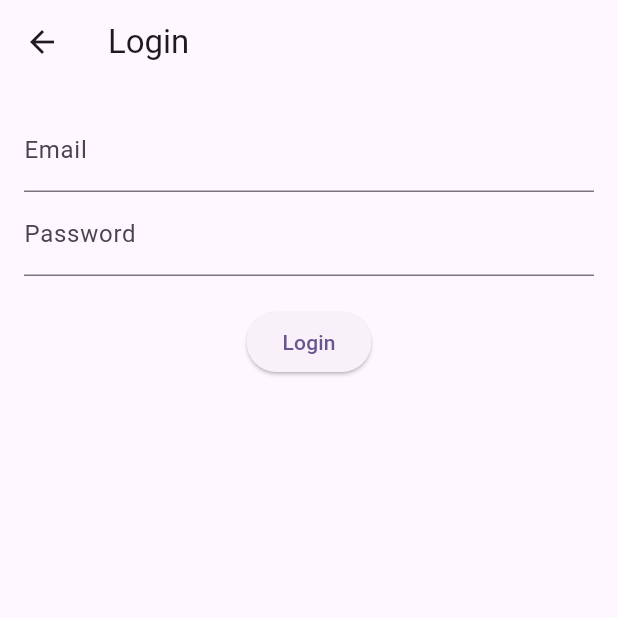
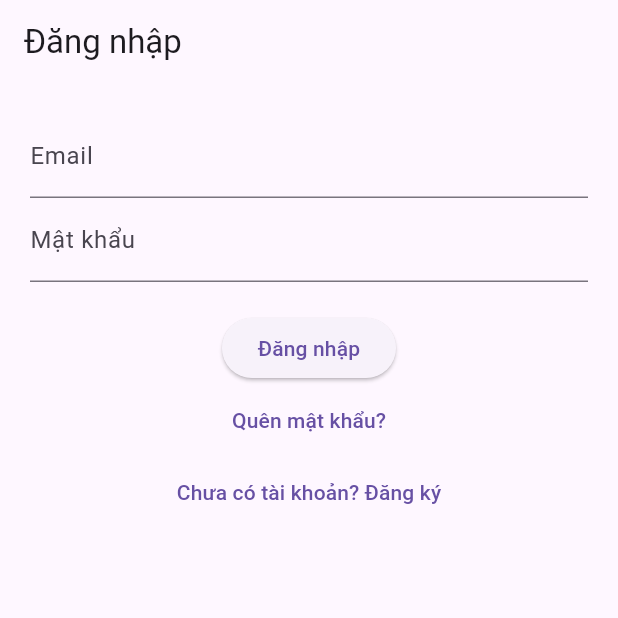
Before and after one commit to Binh1012/E-Learning-Mobile, a Flutter app: the LoginScreen screen opened directly, on a phone screen of 412 x 824 dp, the top half of it. Run offline on Flutter 3.47's test engine with Material 3 defaults, Android fonts, the light colour scheme and no system bars.

Commit message:
dang ky va quen mat khau

```diff
--- a/mobile/lib/screens/login_screen.dart
+++ b/mobile/lib/screens/login_screen.dart
@@ -1,53 +1,64 @@
 import 'package:flutter/material.dart';
+import 'register_screen.dart';
+import 'forgot_password_screen.dart';
+import 'home_screen.dart';
 
-class LoginScreen extends StatefulWidget {
+class LoginScreen extends StatelessWidget {
   const LoginScreen({super.key});
 
   @override
-  State<LoginScreen> createState() => _LoginScreenState();
-}
+  Widget build(BuildContext context) {
+    final emailController = TextEditingController();
+    final passwordController = TextEditingController();
 
-class _LoginScreenState extends State<LoginScreen> {
-  final _formKey = GlobalKey<FormState>();
-  final emailCtrl = TextEditingController();
-  final passCtrl = TextEditingController();
-
-  @override
-  Widget build(BuildContext context) {
     return Scaffold(
-      appBar: AppBar(title: const Text('Login')),
+      appBar: AppBar(title: const Text("Đăng nhập")),
       body: Padding(
-        padding: const EdgeInsets.all(16),
-        child: Form(
-          key: _formKey,
+        padding: const EdgeInsets.all(20),
         child: Column(
           children: [
-              TextFormField(
-                controller: emailCtrl,
-                decoration: const InputDecoration(labelText: 'Email'),
-                validator: (v) =>
-                v!.isEmpty ? 'Email không được rỗng' : null,
+            TextField(
+              controller: emailController,
+              decoration: const InputDecoration(labelText: "Email"),
             ),
-              TextFormField(
-                controller: passCtrl,
-                decoration: const InputDecoration(labelText: 'Password'),
+            TextField(
+              controller: passwordController,
               obscureText: true,
-                validator: (v) =>
-                v!.length < 6 ? 'Mật khẩu ≥ 6 ký tự' : null,
+              decoration: const InputDecoration(labelText: "Mật khẩu"),
             ),
             const SizedBox(height: 20),
+
             ElevatedButton(
               onPressed: () {
-                  if (_formKey.currentState!.validate()) {
-                    ScaffoldMessenger.of(context).showSnackBar(
-                      const SnackBar(content: Text('Login OK')),
+                // Login thành công → vào màn hình chính
+                Navigator.pushReplacement(
+                  context,
+                  MaterialPageRoute(builder: (_) => const HomeScreen()),
                 );
-                  }
               },
-                child: const Text('Login'),
+              child: const Text("Đăng nhập"),
+            ),
+
+            TextButton(
+              onPressed: () {
+                Navigator.push(
+                  context,
+                  MaterialPageRoute(builder: (_) => const ForgotPasswordScreen()),
+                );
+              },
+              child: const Text("Quên mật khẩu?"),
+            ),
+
+            TextButton(
+              onPressed: () {
+                Navigator.push(
+                  context,
+                  MaterialPageRoute(builder: (_) => const RegisterScreen()),
+                );
+              },
+              child: const Text("Chưa có tài khoản? Đăng ký"),
             ),
           ],
-          ),
         ),
       ),
     );
```
Also changed, not shown: mobile/lib/main.dart (+5 -107 lines), mobile/lib/screens/forgot_password_screen.dart (+32 -0 lines), mobile/lib/screens/home_screen.dart (added, +33 -0 lines), mobile/lib/screens/register_screen.dart (+36 -0 lines). Lines whose indentation alone changed are shown as unchanged.
